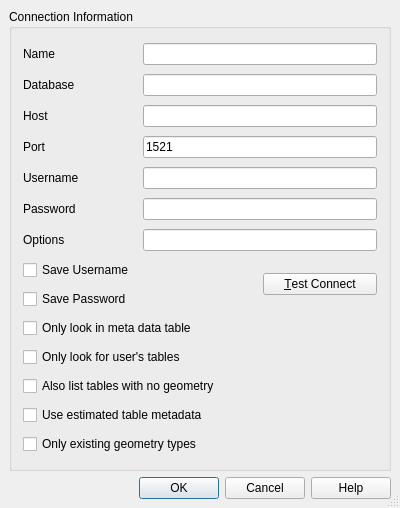
Above: src/ui/qgsoraclenewconnectionbase.ui from qgis/QGIS before the change. Below: the same form after it.
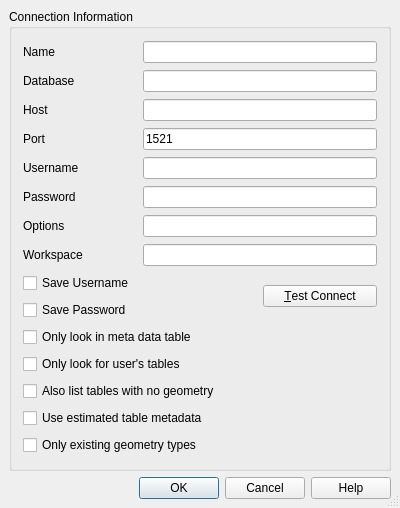
That is the form after the change.

Commit message: [FEATURE] oracle provider: basic support for Oracle Workspace Manager (switches to a given workspace on connect)

Diff of the .ui file:
```diff
--- a/src/ui/qgsoraclenewconnectionbase.ui
+++ b/src/ui/qgsoraclenewconnectionbase.ui
@@ -235,6 +235,23 @@
         </property>
        </widget>
       </item>
+      <item row="7" column="1" colspan="2">
+       <widget class="QLineEdit" name="txtWorkspace">
+        <property name="echoMode">
+         <enum>QLineEdit::Normal</enum>
+        </property>
+       </widget>
+      </item>
+      <item row="7" column="0">
+       <widget class="QLabel" name="TextLabel3_4">
+        <property name="text">
+         <string>Workspace</string>
+        </property>
+        <property name="buddy">
+         <cstring>txtPassword</cstring>
+        </property>
+       </widget>
+      </item>
      </layout>
     </widget>
    </item>
```
Left out of the diff: 1 changed line with no effect on the pictures. The commit also changes 4 other files.
